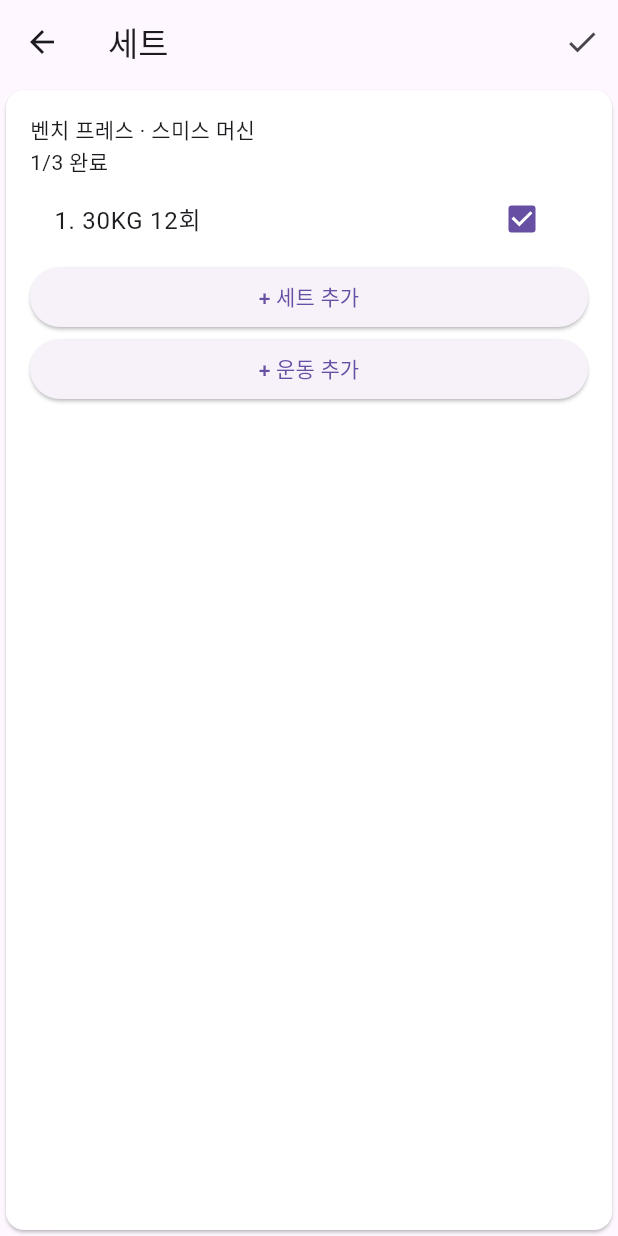
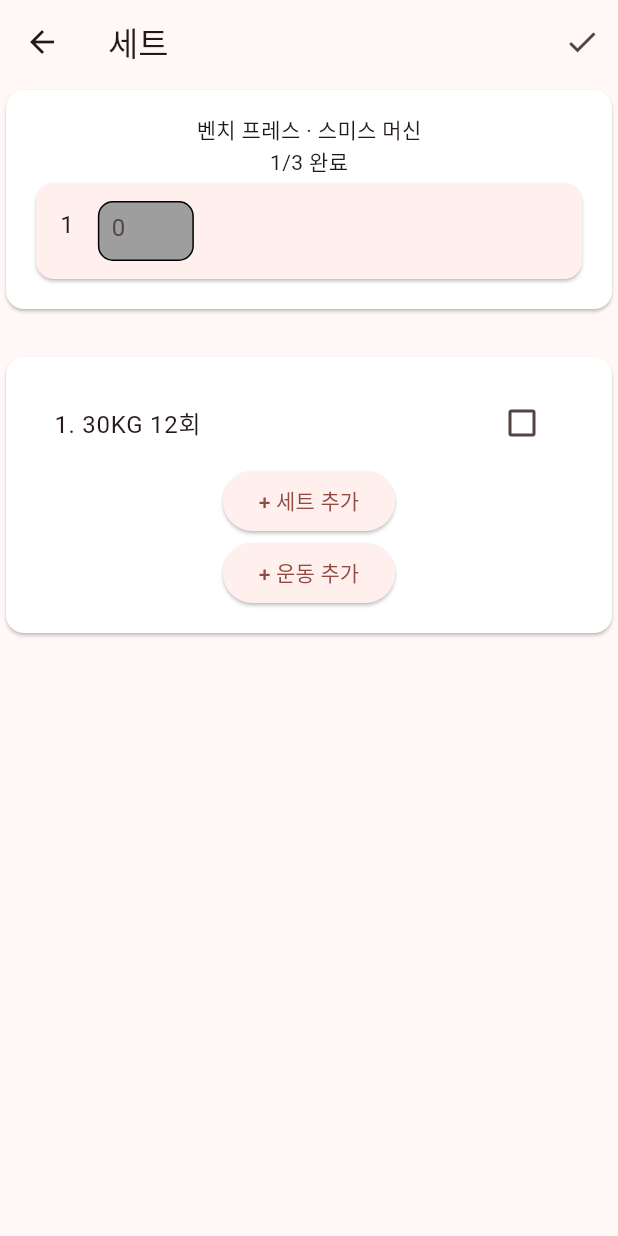
Before and after one commit to guswls6212/health_record, a Flutter app: the screen it shows after launch, on a phone screen of 412 x 824 dp. Run offline on Flutter 3.47's test engine with Material 3 defaults, Android fonts, the light colour scheme and no system bars; generated files the repository leaves out were written again.

Commit message:
input화면작업, 색변경해봄

```diff
--- a/lib/main.dart
+++ b/lib/main.dart
@@ -32,10 +32,10 @@ class CalendarCheck extends StatelessWidget {
   Widget build(BuildContext context) {
     return MaterialApp(
       // title: 'Hada Accountbook!',
-      // theme: ThemeData(
-      //   colorScheme: ColorScheme.fromSeed(seedColor: Colors.deepPurple),
-      //   useMaterial3: true,
-      // ),
+      theme: ThemeData(
+        colorScheme: ColorScheme.fromSeed(seedColor: Colors.red),
+        useMaterial3: true,
+      ),
       home: ExerciseSetScreen(),
       // WorkoutRecordInput()
       // WorkoutScreen()
@@ -48,5 +48,44 @@ class CalendarCheck extends StatelessWidget {
       // ExpenseInputScreen(),
       // const MyHomePage(title: 'Hada Accountbook!'),
     );
+
+    // return MaterialApp(
+    //   title: '근력 운동 앱',
+    //   theme: ThemeData(
+    //     primaryColor: Colors.red, // 주요 색상 (예: 버튼, AppBar 등)
+    //     scaffoldBackgroundColor: Colors.black, // 배경 색상
+    //     textTheme: TextTheme(
+    //       bodyMedium: TextStyle(color: Colors.white), // 일반 텍스트 색상
+    //     ),
+    //     // ... 기타 테마 설정
+    //   ),
+    //   home: MyHomePage(),
+    // );
   }
 }
+
+class MyHomePage extends StatelessWidget {
+  @override
+  Widget build(BuildContext context) {
+    return Scaffold(
+      appBar: AppBar(
+        title: Text('운동 기록'),
+      ),
+      body: ListView.builder(
+        itemCount: 5, // 임의의 아이템 개수
+        itemBuilder: (context, index) {
+          return ListTile(
+            leading: CircleAvatar(
+              backgroundColor: Colors.green, // 운동 종류 아이콘 배경색
+              child: Icon(Icons.fitness_center, color: Colors.white),
+            ),
+            title: Text('벤치프레스'),
+            subtitle: Text('3세트 x 10회'),
+            trailing: Text('2023-11-23'),
+            tileColor: Colors.blue[50], // 리스트 타일 배경색
+          );
+        },
+      ),
+    );
+  }
+}
--- a/lib/src/workout_input2.dart
+++ b/lib/src/workout_input2.dart
@@ -1,6 +1,13 @@
 import 'package:flutter/material.dart';
+import 'package:flutter/services.dart';
 
-class ExerciseSetScreen extends StatelessWidget {
+class ExerciseSetScreen extends StatefulWidget {
+  @override
+  State<ExerciseSetScreen> createState() => _ExerciseSetScreenState();
+}
+
+class _ExerciseSetScreenState extends State<ExerciseSetScreen> {
+  bool _isChecked = false;
   @override
   Widget build(BuildContext context) {
     return Scaffold(
@@ -21,18 +28,71 @@ class ExerciseSetScreen extends StatelessWidget {
           ),
         ],
       ),
-      body: Card(
+      body: ListView(children: [
+        Column(children: [
+          IntrinsicHeight(
+            child: Card(
+              color: Colors.white,
+              child: Padding(
+                padding: EdgeInsets.all(16.0),
+                child: Column(
+                  children: [
+                    Text('벤치 프레스 · 스미스 머신'),
+                    Text('1/3 완료'),
+                    Card(
+                      child: Row(
+                        mainAxisAlignment: MainAxisAlignment.start,
+                        children: [
+                          Container(
+                            height: 64,
+                            child: const Padding(
+                              padding: EdgeInsets.all(16.0),
+                              child: Text(
+                                '1',
+                                style: TextStyle(fontSize: 16),
+                              ),
+                            ),
+                          ),
+                          Container(
+                              width: 64,
+                              height: 40,
+                              decoration: BoxDecoration(
+                                  color: Colors.grey,
+                                  border: Border.all(),
+                                  borderRadius: BorderRadius.circular(10)),
+                              child: Padding(
+                                padding: const EdgeInsets.all(8.0),
+                                child: TextField(
+                                  keyboardType: TextInputType.number,
+                                  inputFormatters: [
+                                    FilteringTextInputFormatter.digitsOnly
+                                  ],
+                                  decoration: InputDecoration(
+                                      border: InputBorder.none, hintText: '0'),
+                                ),
+                              )),
+                          // Container(child: Text('KG')),
+                          // TextField(),
+                          // Text('회'),
+                        ],
+                      ),
+                    ),
+                  ],
+                ),
+              ),
+            ),
+          ),
+          SizedBox(
+            height: 24,
+          ),
+          Card(
               color: Colors.white,
               child: Padding(
                   padding: const EdgeInsets.all(16.0),
-          child: ListView(
-            children: [
-              // Image.asset('assets/images/bench_press.png'),
-              Text('벤치 프레스 · 스미스 머신'),
-              Text('1/3 완료'),
+                  child: Column(children: [
                     CheckboxListTile(
                       title: Text('1. 30KG 12회'),
-                value: true, // 초기값 설정
+                      value: false, // 초기값 설정
                       onChanged: (value) {
                         // 체크박스 변경 시 처리 로직
                       },
@@ -50,10 +110,9 @@ class ExerciseSetScreen extends StatelessWidget {
                       },
                       child: Text('+ 운동 추가'),
                     ),
-            ],
-          ),
-        ),
-      ),
+                  ]))),
+        ]),
+      ]),
     );
   }
 }
```
Lines whose indentation alone changed are shown as unchanged.
